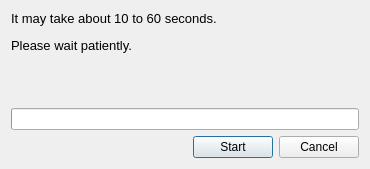
This is core/panel/run_Path_Solving_progress.ui in KmolYuan/Pyslvs-UI as Qt 5 draws it before an edit. The edited form follows.
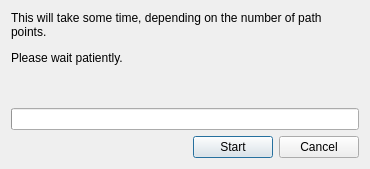
This is the edited form. Icons and pictures are not drawn.

Diff of the .ui file:
```diff
--- a/core/panel/run_Path_Solving_progress.ui
+++ b/core/panel/run_Path_Solving_progress.ui
@@ -29,9 +29,6 @@
    <iconset resource="../../icons.qrc">
     <normaloff>:/icons/bezier.png</normaloff>:/icons/bezier.png</iconset>
   </property>
-  <property name="sizeGripEnabled">
-   <bool>false</bool>
-  </property>
   <property name="modal">
    <bool>true</bool>
   </property>
@@ -39,7 +36,7 @@
    <item>
     <widget class="QLabel" name="label">
      <property name="text">
-      <string>&lt;html&gt;&lt;head/&gt;&lt;body&gt;&lt;p&gt;&lt;span style=&quot; font-size:10pt;&quot;&gt;It may take about 10 to 60 seconds.&lt;/span&gt;&lt;/p&gt;&lt;p&gt;&lt;span style=&quot; font-size:10pt;&quot;&gt;Please wait patiently.&lt;/span&gt;&lt;/p&gt;&lt;/body&gt;&lt;/html&gt;</string>
+      <string>&lt;html&gt;&lt;head/&gt;&lt;body&gt;&lt;p&gt;This will take some time, depending on the number of path points.&lt;/p&gt;&lt;p&gt;Please wait patiently.&lt;/p&gt;&lt;/body&gt;&lt;/html&gt;</string>
      </property>
      <property name="wordWrap">
       <bool>true</bool>
```
